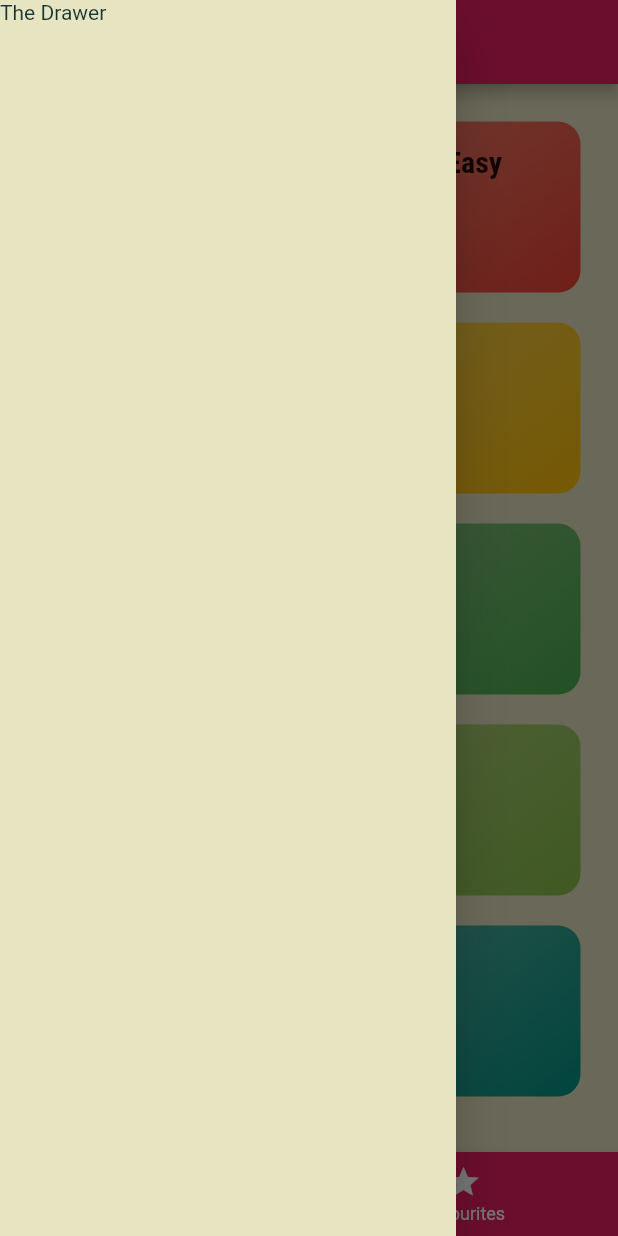
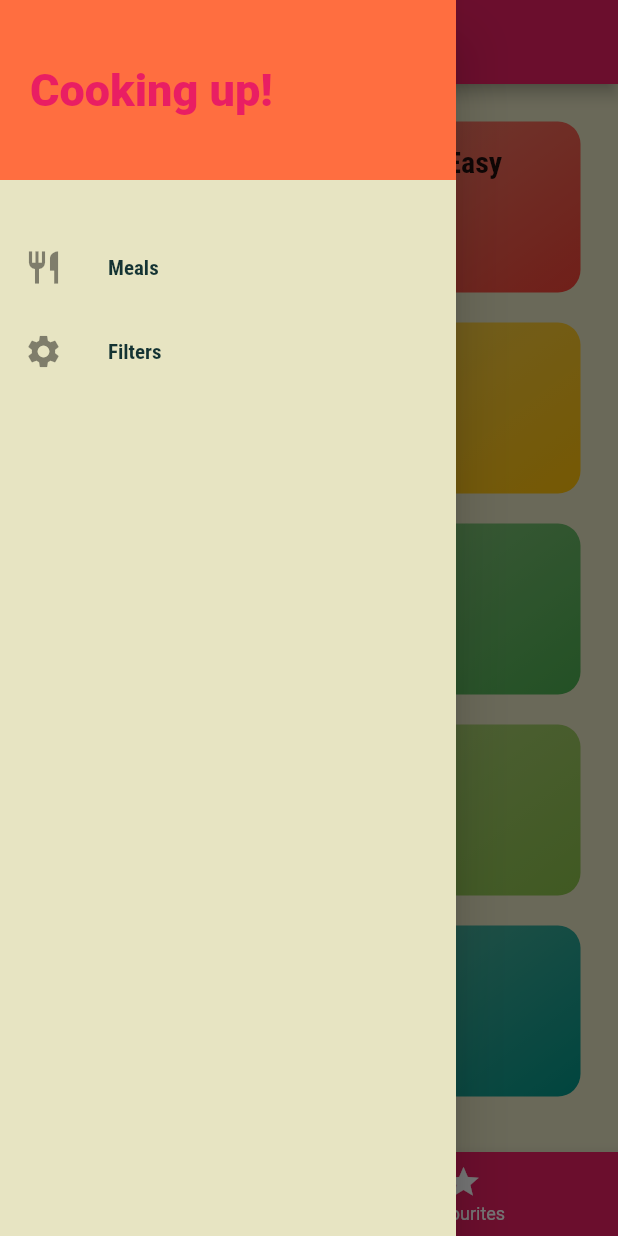
Before and after one commit to kessysam/MealApp, a Flutter app: the screen it shows after launch, with the side drawer open, on a phone screen of 412 x 824 dp. Run offline on Flutter 3.47's test engine with Material 2 defaults, Android fonts, the phone set to English and light mode, and no system bars; Roboto replaces fonts that are missing (Railway).

Commit message:
ad drawer

```diff
--- a/meal_app/lib/main.dart
+++ b/meal_app/lib/main.dart
@@ -1,4 +1,5 @@
 import 'package:flutter/material.dart';
+import 'package:meal_app/screens/filter_screen.dart';
 import 'package:meal_app/screens/meal_detail_screen.dart';
 
 import 'screens/categories_screen.dart';
@@ -22,7 +23,7 @@ class MyApp extends StatelessWidget {
         colorScheme: ColorScheme.fromSwatch().copyWith(
           secondary: Colors.green, //serves as accent color
         ),
-        canvasColor: Color.fromARGB(255, 231, 228, 194),
+        canvasColor: const Color.fromARGB(255, 231, 228, 194),
         fontFamily: 'Railway',
         textTheme: ThemeData.light().textTheme.copyWith(
               bodyLarge: const TextStyle(
@@ -39,6 +40,7 @@ class MyApp extends StatelessWidget {
               titleMedium: const TextStyle(
                 fontFamily: 'RobotoCondensed',
                 fontSize: 22,
+                color: Colors.pink,
               ),
             ),
       ),
@@ -47,7 +49,8 @@ class MyApp extends StatelessWidget {
       routes: {
         '/': (context) => const TabsScreen(),
         CategoryMealsScreen.routeName: (context) => CategoryMealsScreen(),
-        MealDetailScreen.routName: (context) => MealDetailScreen(),
+        MealDetailScreen.routName: (context) => const MealDetailScreen(),
+        FilterScreen.routeName: (context) => FilterScreen(),
       },
       // onGenerateRoute: (settings) {
       //   print(settings.arguments);
--- /dev/null
+++ b/meal_app/lib/screens/filter_screen.dart
@@ -0,0 +1,12 @@
+import 'package:flutter/material.dart';
+
+class FilterScreen extends StatelessWidget {
+  static const routeName = '/filters';
+
+  @override
+  Widget build(BuildContext context) {
+    return Center(
+      child: Text('Filters'),
+    );
+  }
+}
--- a/meal_app/lib/screens/tabs_screen.dart
+++ b/meal_app/lib/screens/tabs_screen.dart
@@ -1,6 +1,7 @@
 import 'package:flutter/material.dart';
 import 'package:meal_app/screens/categories_screen.dart';
 import 'package:meal_app/screens/favourites_screen.dart';
+import 'package:meal_app/widgets/main_drawer.dart';
 
 class TabsScreen extends StatefulWidget {
   const TabsScreen({super.key});
@@ -36,9 +37,7 @@ class _TabsScreenState extends State<TabsScreen> {
         title: Text(pages[_selectedIndex]['title'] as String),
         backgroundColor: Theme.of(context).primaryColor,
       ),
-      drawer: Drawer(
-        child: Text('The Drawer'),
-      ),
+      drawer: const MainDrawer(),
       body: pages[_selectedIndex]['page'] as Widget,
       bottomNavigationBar: BottomNavigationBar(
         unselectedItemColor: Colors.white,
--- /dev/null
+++ b/meal_app/lib/widgets/main_drawer.dart
@@ -0,0 +1,58 @@
+import 'package:flutter/material.dart';
+import 'package:meal_app/screens/filter_screen.dart';
+
+class MainDrawer extends StatelessWidget {
+  const MainDrawer({super.key});
+
+  Widget _buildListTile(String title, IconData icon, Function() tapHanlder) {
+    return ListTile(
+      leading: Icon(
+        icon,
+        size: 26,
+      ),
+      title: Text(
+        title,
+        style: const TextStyle(
+          fontFamily: 'RobotoCondensed',
+          fontWeight: FontWeight.w700,
+        ),
+      ),
+      onTap: tapHanlder,
+    );
+  }
+
+  @override
+  Widget build(BuildContext context) {
+    return Drawer(
+      child: Column(
+        children: [
+          Container(
+            height: 120,
+            width: double.infinity,
+            padding: const EdgeInsets.all(20),
+            alignment: Alignment.centerLeft,
+            child: const Text(
+              'Cooking up!',
+              style: TextStyle(
+                fontWeight: FontWeight.w900,
+                fontSize: 30,
+                color: Colors.pink,
+              ),
+            ),
+            color: Colors.accents.last,
+          ),
+          const SizedBox(
+            height: 30,
+          ),
+          _buildListTile(
+            'Meals',
+            Icons.restaurant,
+            () => Navigator.of(context).pushNamed('/'),
+          ),
+          _buildListTile('Filters', Icons.settings,
+              () => Navigator.of(context).pushNamed(FilterScreen.routeName)),
+        ],
+      ),
+    );
+  }
+}
```
